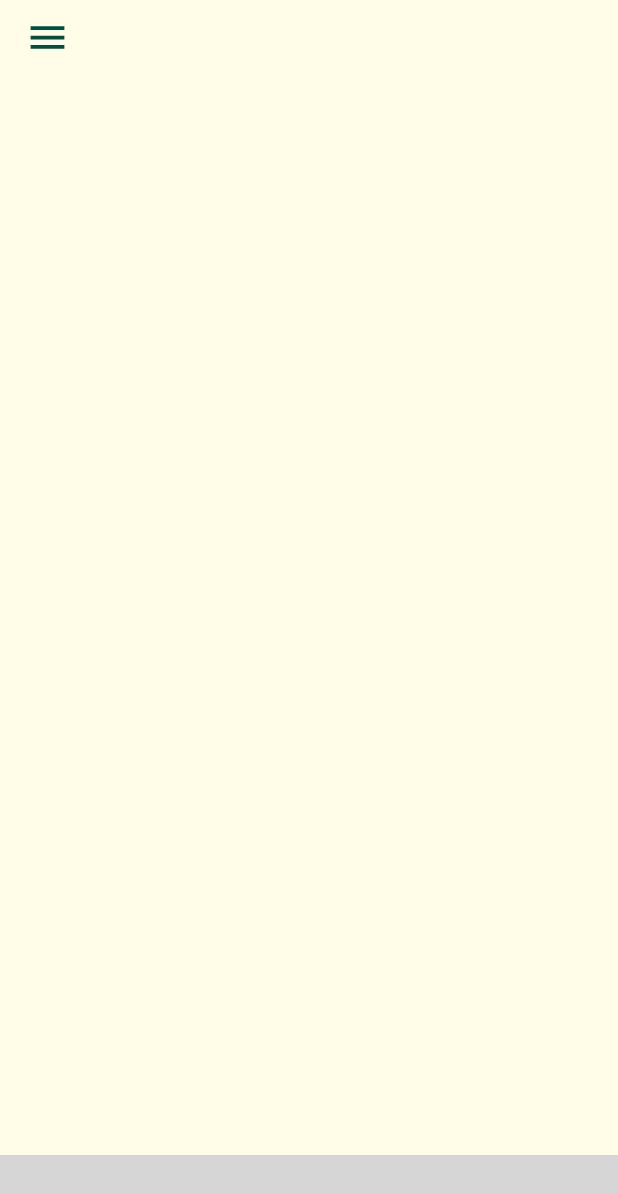
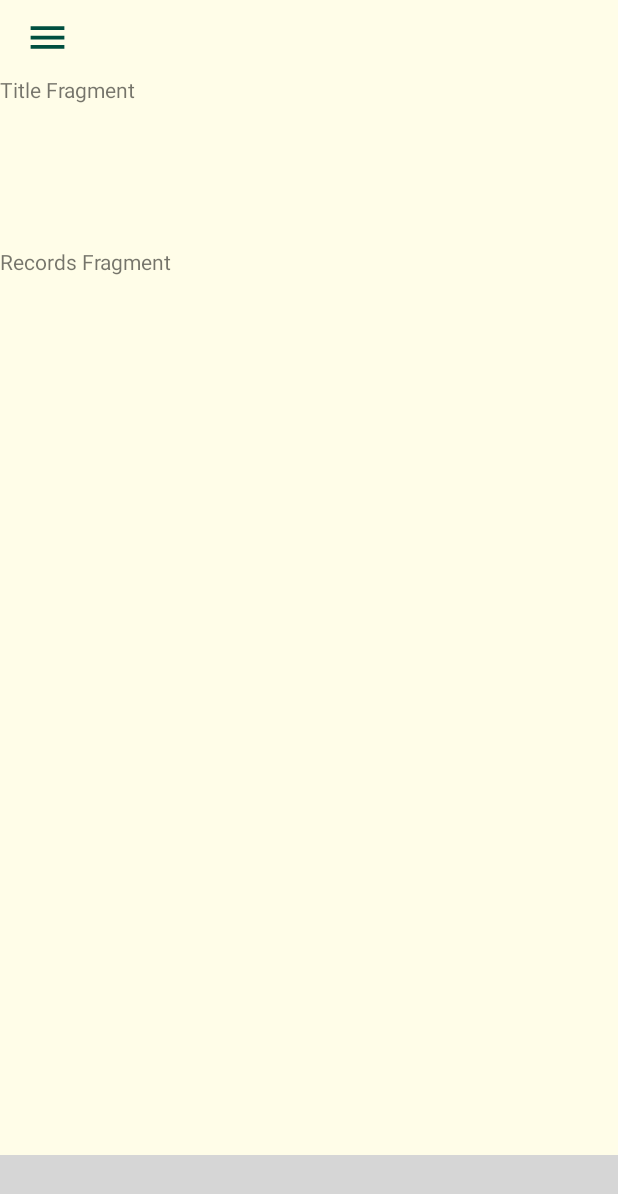
Before and after one commit to krishna6245/Money_Tracker, an Android app: the screen it shows after launch (MainActivity), on a phone screen of 412 x 824 dp. Shown: the top 1194 px of the screen. Run offline under Robolectric (Android 15) with nearby library versions, the phone set to English and light mode, and no system bars; libraries missing offline, so code that uses them is left out: nl.joery.animatedbottombar; plain views replace AnimatedBottomBar; 2 statements that could not run were skipped; grey boxes are pictures that could not be loaded.

Commit message:
Added fragments corresponding to bottom navigation menu items

```diff
--- a/app/build.gradle.kts
+++ b/app/build.gradle.kts
@@ -15,6 +15,10 @@ android {
         versionName = "1.0"
 
         testInstrumentationRunner = "androidx.test.runner.AndroidJUnitRunner"
+    }
+
+    buildFeatures{
+        viewBinding = true
     }
 
     buildTypes {
--- a/app/src/main/java/com/example/moneytracker/MainActivity.kt
+++ b/app/src/main/java/com/example/moneytracker/MainActivity.kt
@@ -1,11 +1,94 @@
 package com.example.moneytracker
 
 import android.os.Bundle
+import android.util.Log
+import android.widget.Toast
 import androidx.appcompat.app.AppCompatActivity
+import androidx.fragment.app.Fragment
+import com.example.moneytracker.databinding.ActivityMainBinding
+import com.example.moneytracker.fragments.AccountsFragment
+import com.example.moneytracker.fragments.AnalysisFragment
+import com.example.moneytracker.fragments.BudgetFragment
+import com.example.moneytracker.fragments.CategoriesFragment
+import com.example.moneytracker.fragments.RecordsFragment
+import com.example.moneytracker.fragments.TitleFragment
+import nl.joery.animatedbottombar.AnimatedBottomBar
 
 class MainActivity : AppCompatActivity() {
+    private lateinit var binding: ActivityMainBinding
+
+    private val titleFragment = TitleFragment()
+
+    private val recordsFragment = RecordsFragment()
+    private val analysisFragment = AnalysisFragment()
+    private val budgetFragment = BudgetFragment()
+    private val accountsFragment = AccountsFragment()
+    private val categoriesFragment = CategoriesFragment()
+    private var activeDisplayFragment: Fragment = recordsFragment
     override fun onCreate(savedInstanceState: Bundle?) {
         super.onCreate(savedInstanceState)
-        setContentView(R.layout.activity_main)
+
+        binding = ActivityMainBinding.inflate(layoutInflater)
+        setContentView(binding.root)
+
+        init()
+    }
+    private fun init(){
+        initializeUiElements()
+        setListeners()
+    }
+    private fun initializeUiElements(){
+
+        supportFragmentManager.beginTransaction().apply {
+            add(binding.mainActivityFragmentContainer.id, recordsFragment)
+            add(binding.mainActivityFragmentContainer.id, analysisFragment).hide(analysisFragment)
+            add(binding.mainActivityFragmentContainer.id, budgetFragment).hide(budgetFragment)
+            add(binding.mainActivityFragmentContainer.id, accountsFragment).hide(accountsFragment)
+            add(binding.mainActivityFragmentContainer.id, categoriesFragment).hide(categoriesFragment)
+        }.commit()
+
+        setTitleFragment(titleFragment)
+
+        binding.mainActivityBottomNavigation.selectTabAt(0)
+    }
+    private fun setListeners(){
+        binding.mainActivityBottomNavigation.setOnTabInterceptListener(object : AnimatedBottomBar.OnTabInterceptListener {
+            override fun onTabIntercepted(
+                lastIndex: Int,
+                lastTab: AnimatedBottomBar.Tab?,
+                newIndex: Int,
+                newTab: AnimatedBottomBar.Tab
+            ): Boolean {
+                when(newTab.id) {
+                    R.id.tab_records -> setDisplayFragment(recordsFragment)
+                    R.id.tab_analysis -> setDisplayFragment(analysisFragment)
+                    R.id.tab_budget -> setDisplayFragment(budgetFragment)
+                    R.id.tab_accounts -> setDisplayFragment(accountsFragment)
+                    R.id.tab_categories -> setDisplayFragment(categoriesFragment)
+                }
+                return true
+            }
+        })
+    }
+    private fun setTitleFragment(fragment: Fragment){
+        supportFragmentManager.beginTransaction().apply {
+            replace(binding.mainActivityTitleLayout.id, fragment)
+        }.commit()
+    }
+    private fun setDisplayFragment(fragment: Fragment){
+        if (fragment != activeDisplayFragment){
+            supportFragmentManager.beginTransaction().apply {
+                hide(activeDisplayFragment)
+                show(fragment)
+            }.commit()
+
+            activeDisplayFragment = fragment
+        }
+    }
+    private fun toast(message: Any?){
+        Toast.makeText(applicationContext,"$message",Toast.LENGTH_SHORT).show()
+    }
+    private fun log(message: Any?){
+        Log.d("MainActivity", "$message")
     }
 }
--- /dev/null
+++ b/app/src/main/java/com/example/moneytracker/fragments/AccountsFragment.kt
@@ -0,0 +1,19 @@
+package com.example.moneytracker.fragments
+
+import android.os.Bundle
+import androidx.fragment.app.Fragment
+import android.view.LayoutInflater
+import android.view.View
+import android.view.ViewGroup
+import com.example.moneytracker.databinding.FragmentAccountsBinding
+
+class AccountsFragment : Fragment() {
+    private lateinit var binding: FragmentAccountsBinding
+    override fun onCreateView(
+        inflater: LayoutInflater, container: ViewGroup?,
+        savedInstanceState: Bundle?
+    ): View? {
+        binding = FragmentAccountsBinding.inflate(inflater, container, false)
+        return binding.root
+    }
+}
--- /dev/null
+++ b/app/src/main/java/com/example/moneytracker/fragments/AnalysisFragment.kt
@@ -0,0 +1,20 @@
+package com.example.moneytracker.fragments
+
+import android.os.Bundle
+import androidx.fragment.app.Fragment
+import android.view.LayoutInflater
+import android.view.View
+import android.view.ViewGroup
+import com.example.moneytracker.R
+import com.example.moneytracker.databinding.FragmentAnalysisBinding
+
+class AnalysisFragment : Fragment() {
+    private lateinit var binding: FragmentAnalysisBinding
+    override fun onCreateView(
+        inflater: LayoutInflater, container: ViewGroup?,
+        savedInstanceState: Bundle?
+    ): View? {
+        binding = FragmentAnalysisBinding.inflate(inflater, container, false)
+        return binding.root
+    }
+}
--- /dev/null
+++ b/app/src/main/java/com/example/moneytracker/fragments/BudgetFragment.kt
@@ -0,0 +1,20 @@
+package com.example.moneytracker.fragments
+
+import android.os.Bundle
+import androidx.fragment.app.Fragment
+import android.view.LayoutInflater
+import android.view.View
+import android.view.ViewGroup
+import com.example.moneytracker.R
+import com.example.moneytracker.databinding.FragmentBudgetBinding
+
+class BudgetFragment : Fragment() {
+    private lateinit var binding: FragmentBudgetBinding
+    override fun onCreateView(
+        inflater: LayoutInflater, container: ViewGroup?,
+        savedInstanceState: Bundle?
+    ): View? {
+        binding = FragmentBudgetBinding.inflate(inflater, container, false)
+        return binding.root
+    }
+}
--- /dev/null
+++ b/app/src/main/java/com/example/moneytracker/fragments/CategoriesFragment.kt
@@ -0,0 +1,20 @@
+package com.example.moneytracker.fragments
+
+import android.os.Bundle
+import androidx.fragment.app.Fragment
+import android.view.LayoutInflater
+import android.view.View
+import android.view.ViewGroup
+import com.example.moneytracker.R
+import com.example.moneytracker.databinding.FragmentCategoriesBinding
+
+class CategoriesFragment : Fragment() {
+    private lateinit var binding: FragmentCategoriesBinding
+    override fun onCreateView(
+        inflater: LayoutInflater, container: ViewGroup?,
+        savedInstanceState: Bundle?
+    ): View? {
+        binding = FragmentCategoriesBinding.inflate(inflater, container, false)
+        return binding.root
+    }
+}
--- /dev/null
+++ b/app/src/main/java/com/example/moneytracker/fragments/RecordsFragment.kt
@@ -0,0 +1,20 @@
+package com.example.moneytracker.fragments
+
+import android.os.Bundle
+import androidx.fragment.app.Fragment
+import android.view.LayoutInflater
+import android.view.View
+import android.view.ViewGroup
+import com.example.moneytracker.R
+import com.example.moneytracker.databinding.FragmentRecordsBinding
+
+class RecordsFragment : Fragment() {
+    private lateinit var binding: FragmentRecordsBinding
+    override fun onCreateView(
+        inflater: LayoutInflater, container: ViewGroup?,
+        savedInstanceState: Bundle?
+    ): View? {
+        binding = FragmentRecordsBinding.inflate(inflater, container, false)
+        return binding.root
+    }
+}
--- /dev/null
+++ b/app/src/main/java/com/example/moneytracker/fragments/TitleFragment.kt
@@ -0,0 +1,20 @@
+package com.example.moneytracker.fragments
+
+import android.os.Bundle
+import androidx.fragment.app.Fragment
+import android.view.LayoutInflater
+import android.view.View
+import android.view.ViewGroup
+import com.example.moneytracker.R
+import com.example.moneytracker.databinding.FragmentTitleBinding
+
+class TitleFragment : Fragment() {
+    private lateinit var binding: FragmentTitleBinding
+    override fun onCreateView(
+        inflater: LayoutInflater, container: ViewGroup?,
+        savedInstanceState: Bundle?
+    ): View? {
+        binding = FragmentTitleBinding.inflate(inflater, container, false)
+        return binding.root
+    }
+}
--- /dev/null
+++ b/app/src/main/res/layout/fragment_records.xml
@@ -0,0 +1,14 @@
+<?xml version="1.0" encoding="utf-8"?>
+<FrameLayout xmlns:android="http://schemas.android.com/apk/res/android"
+    xmlns:tools="http://schemas.android.com/tools"
+    android:layout_width="match_parent"
+    android:layout_height="match_parent"
+    tools:context=".fragments.RecordsFragment">
+
+    <!-- TODO: Update blank fragment layout -->
+    <TextView
+        android:layout_width="match_parent"
+        android:layout_height="match_parent"
+        android:text="Records Fragment" />
+
+</FrameLayout>
--- /dev/null
+++ b/app/src/main/res/layout/fragment_title.xml
@@ -0,0 +1,14 @@
+<?xml version="1.0" encoding="utf-8"?>
+<FrameLayout xmlns:android="http://schemas.android.com/apk/res/android"
+    xmlns:tools="http://schemas.android.com/tools"
+    android:layout_width="match_parent"
+    android:layout_height="match_parent"
+    tools:context=".fragments.TitleFragment">
+
+    <!-- TODO: Update blank fragment layout -->
+    <TextView
+        android:layout_width="match_parent"
+        android:layout_height="match_parent"
+        android:text="Title Fragment" />
+
+</FrameLayout>
--- a/app/src/main/res/values/strings.xml
+++ b/app/src/main/res/values/strings.xml
@@ -5,7 +5,4 @@
     <string name="budget">Budget</string>
     <string name="accounts">Accounts</string>
     <string name="categories">Categories</string>
-    <!-- TODO: Remove or change this placeholder text -->
-    <string name="hello_blank_fragment">Hello blank fragment</string>
-    <string name="records_tab">Records tab</string>
 </resources>
```
Also changed, not shown: app/src/main/res/layout/fragment_accounts.xml (added, +14 -0 lines), app/src/main/res/layout/fragment_analysis.xml (added, +14 -0 lines), app/src/main/res/layout/fragment_budget.xml (added, +14 -0 lines), app/src/main/res/layout/fragment_categories.xml (added, +14 -0 lines).
